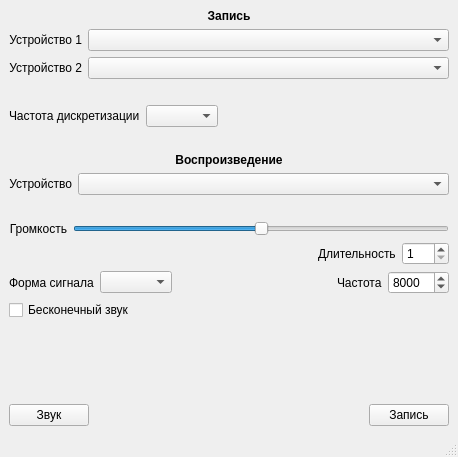
Qt form main.ui (honeyxanny/epic-stethoscope) before a commit.
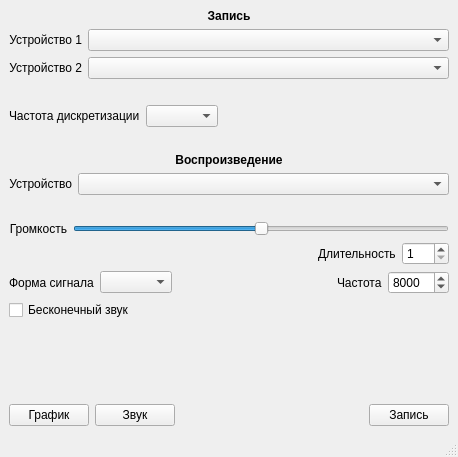
The same form after that commit.

What changed in the file:
```diff
--- a/main.ui
+++ b/main.ui
@@ -411,6 +411,13 @@
       </item>
       <item>
        <layout class="QHBoxLayout" name="controlsGroup">
+        <item>
+         <widget class="QPushButton" name="plotButton">
+          <property name="text">
+           <string>График</string>
+          </property>
+         </widget>
+        </item>
         <item>
          <widget class="QPushButton" name="playButton">
           <property name="text">
```
